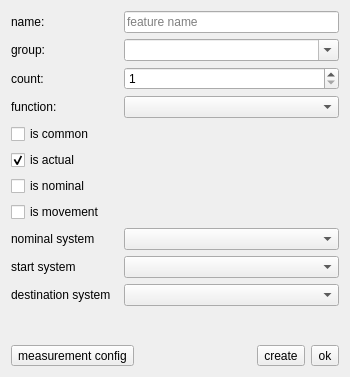
OpenIndy/OpenIndy, file ui/dialogs/createfeaturedialog.ui: the form before one commit.
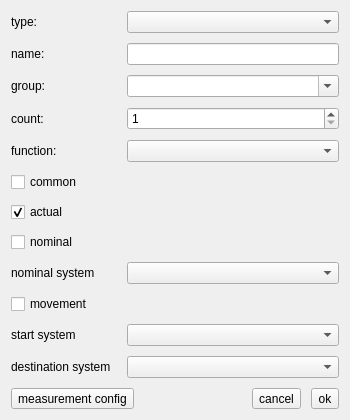
The form after the commit.

Commit message: console implementation updated + create feature dialog updated + feature table model connected + coordinate system models implemented

```diff
--- a/ui/dialogs/createfeaturedialog.ui
+++ b/ui/dialogs/createfeaturedialog.ui
@@ -7,7 +7,7 @@
     <x>0</x>
     <y>0</y>
     <width>350</width>
-    <height>377</height>
+    <height>390</height>
    </rect>
   </property>
   <property name="sizePolicy">
@@ -21,7 +21,38 @@
   </property>
   <layout class="QGridLayout" name="gridLayout">
    <item row="0" column="0">
+    <layout class="QVBoxLayout" name="verticalLayout_4" stretch="0,0,0,0,0,0">
+     <property name="spacing">
+      <number>10</number>
+     </property>
+     <property name="sizeConstraint">
+      <enum>QLayout::SetDefaultConstraint</enum>
+     </property>
+     <property name="topMargin">
+      <number>0</number>
+     </property>
+     <item>
+      <layout class="QHBoxLayout" name="horizontalLayout_9" stretch="1,2">
+       <property name="sizeConstraint">
+        <enum>QLayout::SetDefaultConstraint</enum>
+       </property>
+       <item>
+        <widget class="QLabel" name="label_entityType">
+         <property name="text">
+          <string>type:</string>
+         </property>
+        </widget>
+       </item>
+       <item>
+        <widget class="QComboBox" name="comboBox_entityType"/>
+       </item>
+      </layout>
+     </item>
+     <item>
     <layout class="QVBoxLayout" name="verticalLayout">
+       <property name="sizeConstraint">
+        <enum>QLayout::SetDefaultConstraint</enum>
+       </property>
      <item>
       <layout class="QHBoxLayout" name="horizontalLayout_2" stretch="1,2">
        <item>
@@ -34,7 +65,7 @@
        <item>
         <widget class="QLineEdit" name="lineEdit_name">
          <property name="placeholderText">
-          <string>feature name</string>
+            <string/>
          </property>
         </widget>
        </item>
@@ -103,17 +134,24 @@
        </item>
       </layout>
      </item>
+      </layout>
+     </item>
      <item>
-      <widget class="QCheckBox" name="checkBox_isCommon">
+      <layout class="QVBoxLayout" name="verticalLayout_2">
+       <property name="sizeConstraint">
+        <enum>QLayout::SetDefaultConstraint</enum>
+       </property>
+       <item>
+        <widget class="QCheckBox" name="checkBox_common">
        <property name="text">
-        <string>is common</string>
+          <string>common</string>
        </property>
       </widget>
      </item>
      <item>
-      <widget class="QCheckBox" name="checkBox_isActual">
+        <widget class="QCheckBox" name="checkBox_actual">
        <property name="text">
-        <string>is actual</string>
+          <string>actual</string>
        </property>
        <property name="checked">
         <bool>true</bool>
@@ -121,16 +159,9 @@
       </widget>
      </item>
      <item>
-      <widget class="QCheckBox" name="checkBox_isNominal">
+        <widget class="QCheckBox" name="checkBox_nominal">
        <property name="text">
-        <string>is nominal</string>
-       </property>
-      </widget>
-     </item>
-     <item>
-      <widget class="QCheckBox" name="checkBox_isMovement">
-       <property name="text">
-        <string>is movement</string>
+          <string>nominal</string>
        </property>
       </widget>
      </item>
@@ -148,6 +179,20 @@
        </item>
       </layout>
      </item>
+      </layout>
+     </item>
+     <item>
+      <layout class="QVBoxLayout" name="verticalLayout_3">
+       <property name="sizeConstraint">
+        <enum>QLayout::SetDefaultConstraint</enum>
+       </property>
+       <item>
+        <widget class="QCheckBox" name="checkBox_movement">
+         <property name="text">
+          <string>movement</string>
+         </property>
+        </widget>
+       </item>
      <item>
       <layout class="QHBoxLayout" name="horizontalLayout_5" stretch="1,2">
        <item>
@@ -176,11 +221,16 @@
        </item>
       </layout>
      </item>
+      </layout>
+     </item>
      <item>
       <spacer name="verticalSpacer">
        <property name="orientation">
         <enum>Qt::Vertical</enum>
        </property>
+       <property name="sizeType">
+        <enum>QSizePolicy::Expanding</enum>
+       </property>
        <property name="sizeHint" stdset="0">
         <size>
          <width>20</width>
@@ -214,7 +264,7 @@
        <item>
         <widget class="QToolButton" name="toolButton_cancel">
          <property name="text">
-          <string>create</string>
+          <string>cancel</string>
          </property>
         </widget>
        </item>
```
Lines whose indentation alone changed are shown as unchanged. The commit also changes 17 other files.
